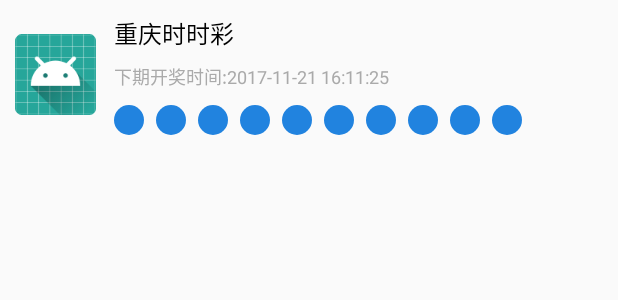
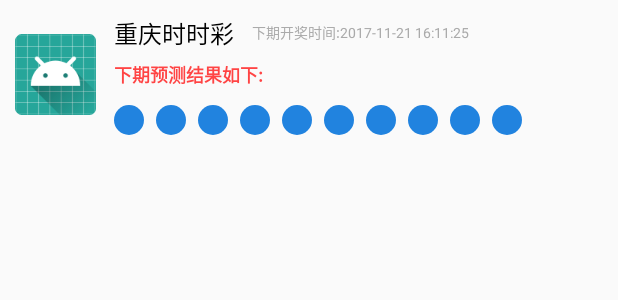
Before and after one commit to Shaohuo/ShiShiLe, an Android app: the layout item_forecast.xml on its own in the app's theme, with its tools: preview values and no code run, on a phone screen of 412 x 824 dp. Shown: the top 300 px of the screen. Run offline under Robolectric (Android 15) with nearby library versions, the light colour scheme and no system bars.

Commit message:
添加开奖倒计时

```diff
--- a/app/build.gradle
+++ b/app/build.gradle
@@ -35,4 +35,5 @@ dependencies {
     compile 'com.google.code.gson:gson:2.7'
     compile 'cn.bingoogolapple:bga-refreshlayout:+@aar'
     compile 'com.github.iwgang:countdownview:2.1.6'
+    compile 'org.greenrobot:eventbus:3.1.1'
 }
--- a/app/src/main/res/layout/item_forecast.xml
+++ b/app/src/main/res/layout/item_forecast.xml
@@ -19,141 +19,161 @@
         android:layout_width="wrap_content"
         android:layout_height="wrap_content"
         android:layout_alignParentTop="true"
+        android:layout_marginLeft="12dp"
         android:layout_marginTop="10dp"
-        android:layout_marginLeft="12dp"
         android:layout_toRightOf="@+id/ivPrize"
         android:text="重庆时时彩"
-        android:textSize="16dp"
         android:textColor="@android:color/black"
-        />
+        android:textSize="16dp" />
 
     <TextView
         android:id="@+id/tvOpenTime"
         android:layout_width="wrap_content"
         android:layout_height="wrap_content"
+        android:layout_alignTop="@+id/tvPrizename"
+        android:layout_marginLeft="12dp"
+        android:layout_marginTop="4dp"
+        android:layout_toRightOf="@+id/tvPrizename"
         android:text="下期开奖时间:2017-11-21 16:11:25"
         android:textColor="@android:color/darker_gray"
-        android:textSize="12dp"
-        android:layout_below="@+id/tvPrizename"
-        android:layout_toRightOf="@+id/ivPrize"
-        android:layout_marginLeft="12dp"
-        android:layout_marginTop="8dp"
-        />
+        android:textSize="9dp" />
 
     <LinearLayout
         android:id="@+id/llData"
-        android:layout_marginTop="25dp"
-        android:orientation="horizontal"
         android:layout_width="wrap_content"
         android:layout_height="wrap_content"
-        android:layout_toRightOf="@+id/ivPrize"
-        android:layout_marginLeft="12dp"
         android:layout_alignParentBottom="true"
         android:layout_marginBottom="10dp"
-        >
+        android:layout_marginLeft="12dp"
+        android:layout_marginTop="25dp"
+        android:layout_toRightOf="@+id/ivPrize"
+        android:orientation="horizontal">
 
         <TextView
             android:id="@+id/six_num_01"
-            android:gravity="center"
-            android:text=""
-            android:textColor="@android:color/white"
             android:layout_width="wrap_content"
             android:layout_height="wrap_content"
             android:layout_marginLeft="0dp"
             android:width="20dp"
             android:height="20dp"
-            android:background="@drawable/shape_textview" />
+            android:background="@drawable/shape_textview"
+            android:gravity="center"
+            android:text=""
+            android:textColor="@android:color/white" />
+
         <TextView
             android:id="@+id/six_num_02"
-            android:textColor="@android:color/white"
+            android:layout_width="wrap_content"
+            android:layout_height="wrap_content"
+            android:layout_marginLeft="8dp"
+            android:width="20dp"
+            android:height="20dp"
+            android:background="@drawable/shape_textview"
             android:gravity="center"
-            android:height="20dp"
-            android:width="20dp"
-            android:layout_marginLeft="8dp"
-            android:background="@drawable/shape_textview"
-            android:layout_width="wrap_content"
-            android:layout_height="wrap_content" />
+            android:textColor="@android:color/white" />
+
         <TextView
             android:id="@+id/six_num_03"
-            android:textColor="@android:color/white"
+            android:layout_width="wrap_content"
+            android:layout_height="wrap_content"
+            android:layout_marginLeft="8dp"
+            android:width="20dp"
+            android:height="20dp"
+            android:background="@drawable/shape_textview"
             android:gravity="center"
-            android:height="20dp"
-            android:width="20dp"
-            android:layout_marginLeft="8dp"
-            android:background="@drawable/shape_textview"
-            android:layout_width="wrap_content"
-            android:layout_height="wrap_content" />
+            android:textColor="@android:color/white" />
+
         <TextView
             android:id="@+id/six_num_04"
-            android:textColor="@android:color/white"
+            android:layout_width="wrap_content"
+            android:layout_height="wrap_content"
+            android:layout_marginLeft="8dp"
+            android:width="20dp"
+            android:height="20dp"
+            android:background="@drawable/shape_textview"
             android:gravity="center"
-            android:height="20dp"
-            android:width="20dp"
-            android:layout_marginLeft="8dp"
-            android:background="@drawable/shape_textview"
-            android:layout_width="wrap_content"
-            android:layout_height="wrap_content" />
+            android:textColor="@android:color/white" />
+
         <TextView
             android:id="@+id/six_num_05"
-            android:textColor="@android:color/white"
+            android:layout_width="wrap_content"
+            android:layout_height="wrap_content"
+            android:layout_marginLeft="8dp"
+            android:width="20dp"
+            android:height="20dp"
+            android:background="@drawable/shape_textview"
             android:gravity="center"
-            android:height="20dp"
-            android:width="20dp"
-            android:layout_marginLeft="8dp"
-            android:background="@drawable/shape_textview"
-            android:layout_width="wrap_content"
-            android:layout_height="wrap_content" />
+            android:textColor="@android:color/white" />
+
         <TextView
             android:id="@+id/six_num_06"
-            android:textColor="@android:color/white"
+            android:layout_width="wrap_content"
+            android:layout_height="wrap_content"
+            android:layout_marginLeft="8dp"
+            android:width="20dp"
+            android:height="20dp"
+            android:background="@drawable/shape_textview"
             android:gravity="center"
-            android:height="20dp"
-            android:width="20dp"
-            android:layout_marginLeft="8dp"
-            android:background="@drawable/shape_textview"
-            android:layout_width="wrap_content"
-            android:layout_height="wrap_content" />
+            android:textColor="@android:color/white" />
+
         <TextView
             android:id="@+id/six_num_07"
-            android:textColor="@android:color/white"
+            android:layout_width="wrap_content"
+            android:layout_height="wrap_content"
+            android:layout_marginLeft="8dp"
+            android:width="20dp"
+            android:height="20dp"
+            android:background="@drawable/shape_textview"
             android:gravity="center"
-            android:height="20dp"
-            android:width="20dp"
-            android:layout_marginLeft="8dp"
-            android:background="@drawable/shape_textview"
-            android:layout_width="wrap_content"
-            android:layout_height="wrap_content" />
+            android:textColor="@android:color/white" />
+
         <TextView
             android:id="@+id/six_num_08"
-            android:textColor="@android:color/white"
+            android:layout_width="wrap_content"
+            android:layout_height="wrap_content"
+            android:layout_marginLeft="8dp"
+            android:width="20dp"
+            android:height="20dp"
+            android:background="@drawable/shape_textview"
             android:gravity="center"
-            android:height="20dp"
-            android:width="20dp"
-            android:layout_marginLeft="8dp"
-            android:background="@drawable/shape_textview"
-            android:layout_width="wrap_content"
-            android:layout_height="wrap_content" />
+            android:textColor="@android:color/white" />
+
         <TextView
             android:id="@+id/six_num_09"
-            android:textColor="@android:color/white"
+            android:layout_width="wrap_content"
+            android:layout_height="wrap_content"
+            android:layout_marginLeft="8dp"
+            android:width="20dp"
+            android:height="20dp"
+            android:background="@drawable/shape_textview"
             android:gravity="center"
-            android:height="20dp"
-            android:width="20dp"
-            android:layout_marginLeft="8dp"
-            android:background="@drawable/shape_textview"
-            android:layout_width="wrap_content"
-            android:layout_height="wrap_content" />
+            android:textColor="@android:color/white" />
+
         <TextView
             android:id="@+id/six_num_10"
-            android:textColor="@android:color/white"
+            android:layout_width="wrap_content"
+            android:layout_height="wrap_content"
+            android:layout_marginLeft="8dp"
+            android:width="20dp"
+            android:height="20dp"
+            android:background="@drawable/shape_textview"
             android:gravity="center"
-            android:height="20dp"
-            android:width="20dp"
-            android:layout_marginLeft="8dp"
-            android:background="@drawable/shape_textview"
-            android:layout_width="wrap_content"
-            android:layout_height="wrap_content" />
+            android:textColor="@android:color/white" />
 
     </LinearLayout>
 
+    <TextView
+        android:id="@+id/textView"
+        android:layout_width="wrap_content"
+        android:layout_height="wrap_content"
+        android:layout_alignLeft="@+id/llData"
+        android:layout_alignStart="@+id/llData"
+        android:layout_centerVertical="true"
+        android:text="下期预测结果如下:"
+        android:textColor="@android:color/holo_red_light"
+        android:textStyle="bold"
+        android:textSize="12dp"
+        />
+
+
 </RelativeLayout>
```
Also changed, not shown: app/src/main/java/com/yxl/shishile/shishile/activity/LotteryActivity.java (+76 -51 lines), app/src/main/java/com/yxl/shishile/shishile/adapter/ForecastAdapter.java (+8 -13 lines), app/src/main/java/com/yxl/shishile/shishile/event/OpenCountDownEvent.java (added, +19 -0 lines), app/src/main/res/layout/activity_lottery.xml (+145 -128 lines).
